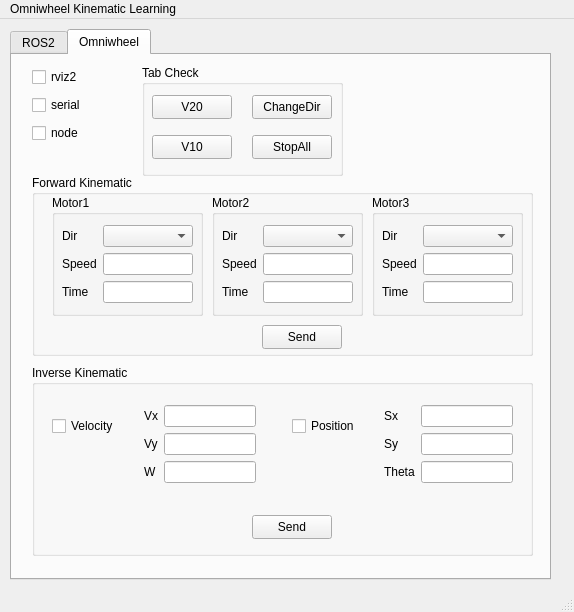
This is form.ui in Bakso14/pyqt_omniwheel as Qt 5 draws it before an edit. The edited form follows.
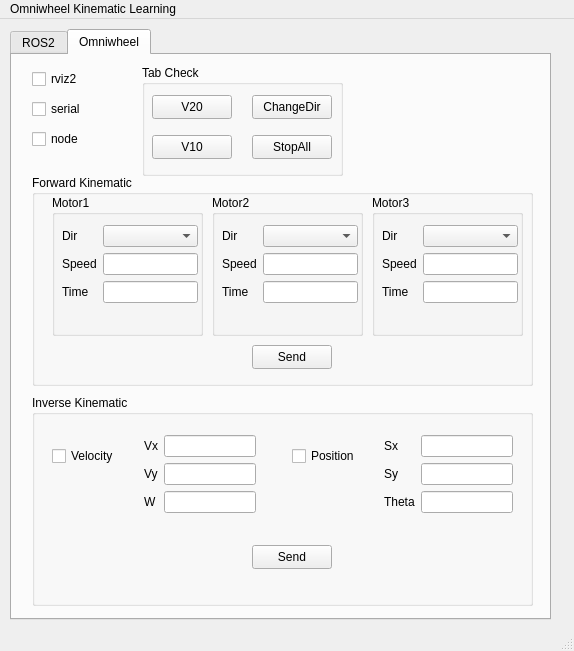
This is the edited form.

```diff
--- a/form.ui
+++ b/form.ui
@@ -7,7 +7,7 @@
     <x>0</x>
     <y>0</y>
     <width>574</width>
-    <height>612</height>
+    <height>651</height>
    </rect>
   </property>
   <property name="windowTitle">
@@ -20,7 +20,7 @@
       <x>10</x>
       <y>10</y>
       <width>541</width>
-      <height>551</height>
+      <height>591</height>
      </rect>
     </property>
     <property name="currentIndex">
@@ -106,7 +106,7 @@
         <x>20</x>
         <y>120</y>
         <width>501</width>
-        <height>181</height>
+        <height>211</height>
        </rect>
       </property>
       <property name="title">
@@ -115,8 +115,8 @@
       <widget class="QPushButton" name="send_fk">
        <property name="geometry">
         <rect>
-         <x>230</x>
-         <y>150</y>
+         <x>220</x>
+         <y>170</y>
          <width>80</width>
          <height>24</height>
         </rect>
@@ -131,7 +131,7 @@
          <x>20</x>
          <y>20</y>
          <width>151</width>
-         <height>121</height>
+         <height>141</height>
         </rect>
        </property>
        <property name="title">
@@ -142,8 +142,8 @@
          <rect>
           <x>10</x>
           <y>30</y>
-          <width>131</width>
-          <height>86</height>
+          <width>136</width>
+          <height>95</height>
          </rect>
         </property>
         <layout class="QFormLayout" name="formLayout">
@@ -186,7 +186,7 @@
          <x>180</x>
          <y>20</y>
          <width>151</width>
-         <height>121</height>
+         <height>141</height>
         </rect>
        </property>
        <property name="title">
@@ -197,8 +197,8 @@
          <rect>
           <x>10</x>
           <y>30</y>
-          <width>131</width>
-          <height>86</height>
+          <width>136</width>
+          <height>95</height>
          </rect>
         </property>
         <layout class="QFormLayout" name="formLayout_2">
@@ -241,7 +241,7 @@
          <x>340</x>
          <y>20</y>
          <width>151</width>
-         <height>121</height>
+         <height>141</height>
         </rect>
        </property>
        <property name="title">
@@ -252,8 +252,8 @@
          <rect>
           <x>10</x>
           <y>30</y>
-          <width>131</width>
-          <height>86</height>
+          <width>136</width>
+          <height>95</height>
          </rect>
         </property>
         <layout class="QFormLayout" name="formLayout_3">
@@ -295,9 +295,9 @@
       <property name="geometry">
        <rect>
         <x>20</x>
-        <y>310</y>
+        <y>340</y>
         <width>501</width>
-        <height>191</height>
+        <height>211</height>
        </rect>
       </property>
       <property name="title">
@@ -348,7 +348,7 @@
          <x>112</x>
          <y>40</y>
          <width>112</width>
-         <height>86</height>
+         <height>95</height>
         </rect>
        </property>
        <layout class="QFormLayout" name="formLayout_7">
@@ -390,7 +390,7 @@
          <x>352</x>
          <y>40</y>
          <width>129</width>
-         <height>86</height>
+         <height>95</height>
         </rect>
        </property>
        <layout class="QFormLayout" name="formLayout_8">
@@ -433,7 +433,7 @@
         <x>20</x>
         <y>10</y>
         <width>79</width>
-        <height>80</height>
+        <height>89</height>
        </rect>
       </property>
       <layout class="QVBoxLayout" name="verticalLayout">
```
Left out of the diff: 2 changed lines with no effect on the pictures.
